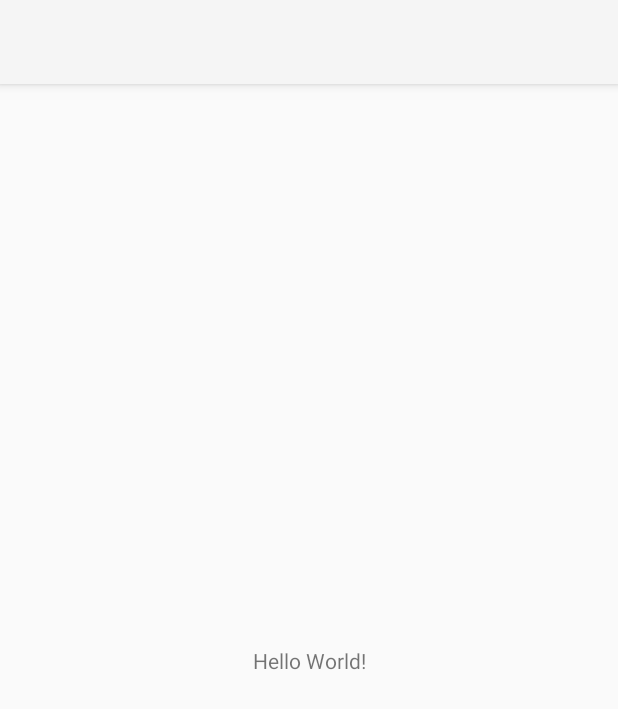
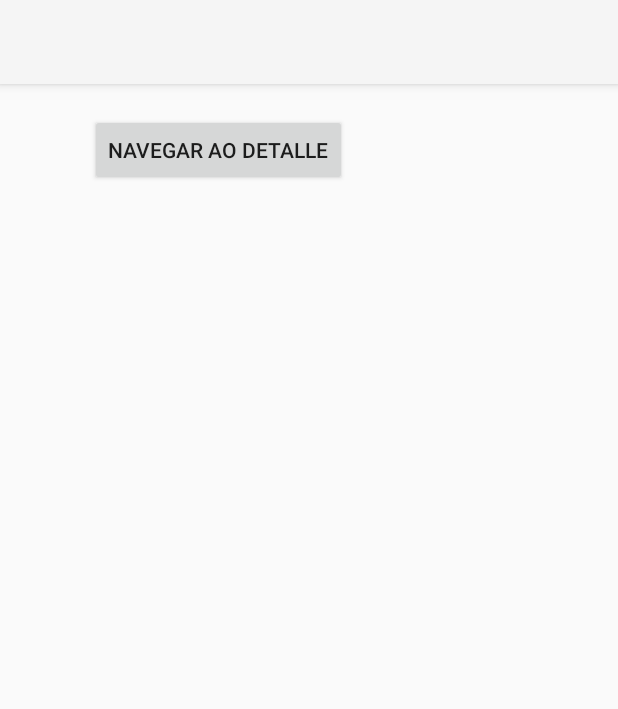
Before and after one commit to dinoporfa/di, an Android app: the screen it shows after launch (MainActivity), on a phone screen of 412 x 824 dp. Shown: the top 709 px of the screen. Run offline under Robolectric (Android 15) with nearby library versions, the light colour scheme and no system bars.

Commit message:
exercicio2

```diff
--- a/sprint3android/My Catalog/app/src/main/AndroidManifest.xml
+++ b/sprint3android/My Catalog/app/src/main/AndroidManifest.xml
@@ -12,6 +12,9 @@
         android:supportsRtl="true"
         android:theme="@style/Theme.MyCatalog">
         <activity
+            android:name=".DetailActivity"
+            android:exported="false" />
+        <activity
             android:name=".MainActivity"
             android:exported="true">
             <intent-filter>
--- a/sprint3android/My Catalog/app/src/main/java/com/example/mycatalog/MainActivity.java
+++ b/sprint3android/My Catalog/app/src/main/java/com/example/mycatalog/MainActivity.java
@@ -1,5 +1,6 @@
 package com.example.mycatalog;
 
+import android.content.Intent;
 import android.os.Bundle;
 
 import androidx.activity.EdgeToEdge;
@@ -15,4 +16,9 @@ public class MainActivity extends AppCompatActivity {
         super.onCreate(savedInstanceState);
         setContentView(R.layout.activity_main);
     }
+
+    public void onClick(){
+        Intent intent = new Intent(MainActivity.this, DetailActivity.class);
+        MainActivity.this.startActivity(intent);
+    }
 }
--- a/sprint3android/My Catalog/app/src/main/res/layout/activity_main.xml
+++ b/sprint3android/My Catalog/app/src/main/res/layout/activity_main.xml
@@ -7,13 +7,14 @@
     android:layout_height="match_parent"
     tools:context=".MainActivity">
 
-    <TextView
+    <Button
+        android:id="@+id/button"
         android:layout_width="wrap_content"
         android:layout_height="wrap_content"
-        android:text="Hello World!"
-        app:layout_constraintBottom_toBottomOf="parent"
+        android:layout_marginTop="20dp"
+        android:text="Navegar ao detalle"
         app:layout_constraintEnd_toEndOf="parent"
+        app:layout_constraintHorizontal_bias="0.25"
         app:layout_constraintStart_toStartOf="parent"
         app:layout_constraintTop_toTopOf="parent" />
-
 </androidx.constraintlayout.widget.ConstraintLayout>
```
Also changed, not shown: sprint3android/My Catalog/app/src/main/java/com/example/mycatalog/DetailActivity.java (added, +24 -0 lines), sprint3android/My Catalog/app/src/main/res/layout/activity_detail.xml (added, +10 -0 lines).
